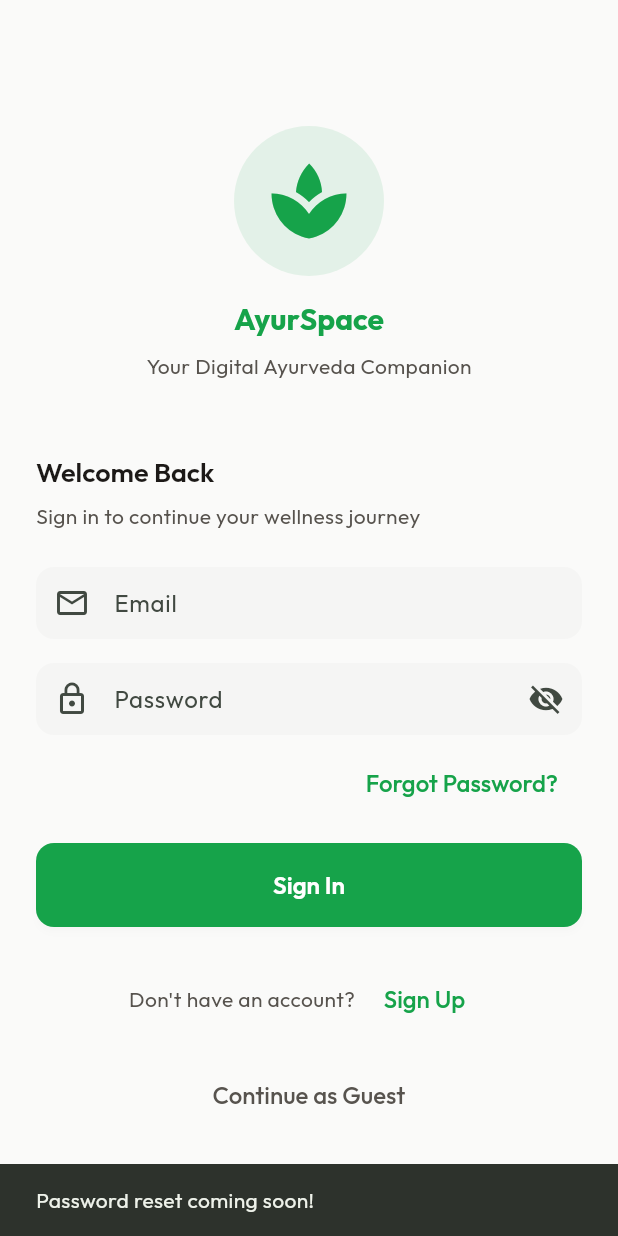
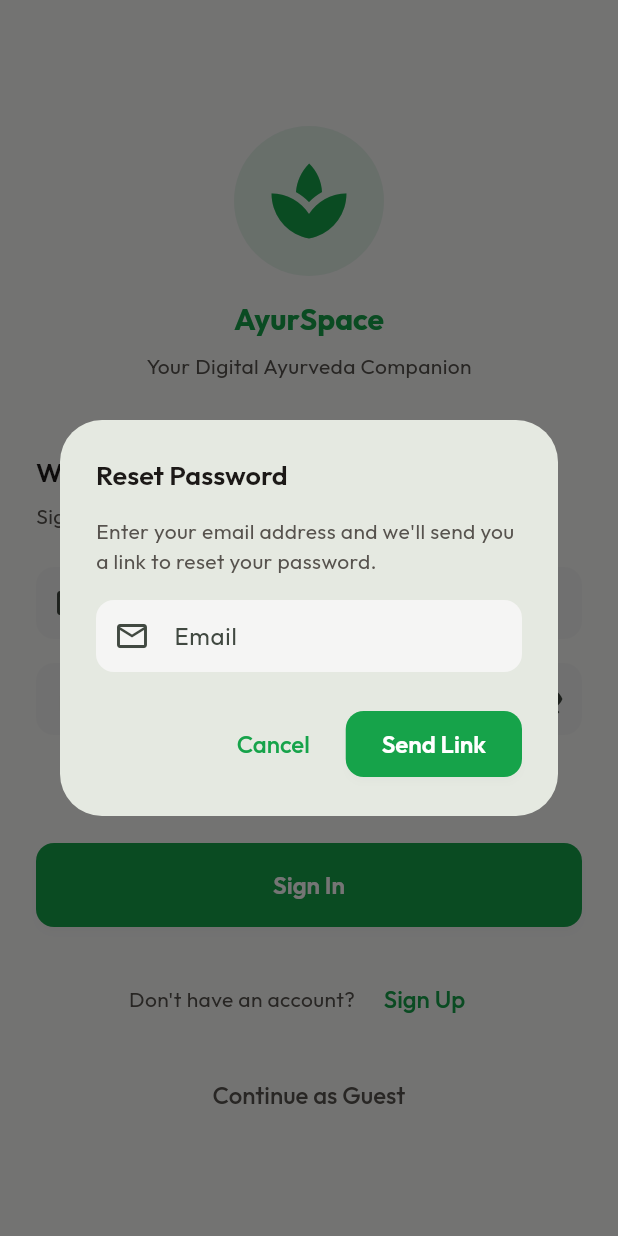
Before and after one commit to PratikPisal4304/ayurspace_flutter, a Flutter app: the LoginScreen screen opened by its route, after a tap on "Forgot Password?", on a phone screen of 412 x 824 dp. Run offline on Flutter 3.47's test engine with Material 3 defaults, Android fonts, the phone set to English and light mode, and no system bars; our stand-ins replace cached_network_image, cloud_firestore, equatable, firebase_auth, firebase_core, flutter_riverpod and 3 more; accounts and stored records are empty; network calls fail.

Commit message:
feat: Implement forgot password with email reset dialog
- Add _showForgotPasswordDialog method
- Send password reset email via Firebase Auth
- Fix BuildContext async gap lint warnings

```diff
--- a/lib/screens/auth/login_screen.dart
+++ b/lib/screens/auth/login_screen.dart
@@ -56,6 +56,69 @@ class _LoginScreenState extends ConsumerState<LoginScreen> {
         });
       }
     }
+  }
+
+  void _showForgotPasswordDialog() {
+    final resetEmailController = TextEditingController();
+
+    showDialog(
+      context: context,
+      builder: (context) => AlertDialog(
+        title: const Text('Reset Password'),
+        content: Column(
+          mainAxisSize: MainAxisSize.min,
+          crossAxisAlignment: CrossAxisAlignment.start,
+          children: [
+            const Text(
+                'Enter your email address and we\'ll send you a link to reset your password.'),
+            const SizedBox(height: 16),
+            TextField(
+              controller: resetEmailController,
+              keyboardType: TextInputType.emailAddress,
+              decoration: const InputDecoration(
+                labelText: 'Email',
+                prefixIcon: Icon(Icons.email_outlined),
+              ),
+            ),
+          ],
+        ),
+        actions: [
+          TextButton(
+            onPressed: () => Navigator.pop(context),
+            child: const Text('Cancel'),
+          ),
+          ElevatedButton(
+            onPressed: () async {
+              final email = resetEmailController.text.trim();
+              if (email.isEmpty || !email.contains('@')) {
+                ScaffoldMessenger.of(context).showSnackBar(
+                  const SnackBar(content: Text('Please enter a valid email')),
+                );
+                return;
+              }
+
+              try {
+                final authService = ref.read(authServiceProvider);
+                final navigator = Navigator.of(context);
+                final messenger = ScaffoldMessenger.of(context);
+                await authService.sendPasswordReset(email);
+                navigator.pop();
+                messenger.showSnackBar(
+                  SnackBar(content: Text('Password reset link sent to $email')),
+                );
+              } catch (e) {
+                if (context.mounted) {
+                  ScaffoldMessenger.of(context).showSnackBar(
+                    SnackBar(content: Text('Error: $e')),
+                  );
+                }
+              }
+            },
+            child: const Text('Send Link'),
+          ),
+        ],
+      ),
+    );
   }
 
   @override
@@ -202,13 +265,7 @@ class _LoginScreenState extends ConsumerState<LoginScreen> {
                 Align(
                   alignment: Alignment.centerRight,
                   child: TextButton(
-                    onPressed: () {
-                      // TODO: Implement forgot password
-                      ScaffoldMessenger.of(context).showSnackBar(
-                        const SnackBar(
-                            content: Text('Password reset coming soon!')),
-                      );
-                    },
+                    onPressed: () => _showForgotPasswordDialog(),
                     child: const Text('Forgot Password?'),
                   ),
                 ),
```
